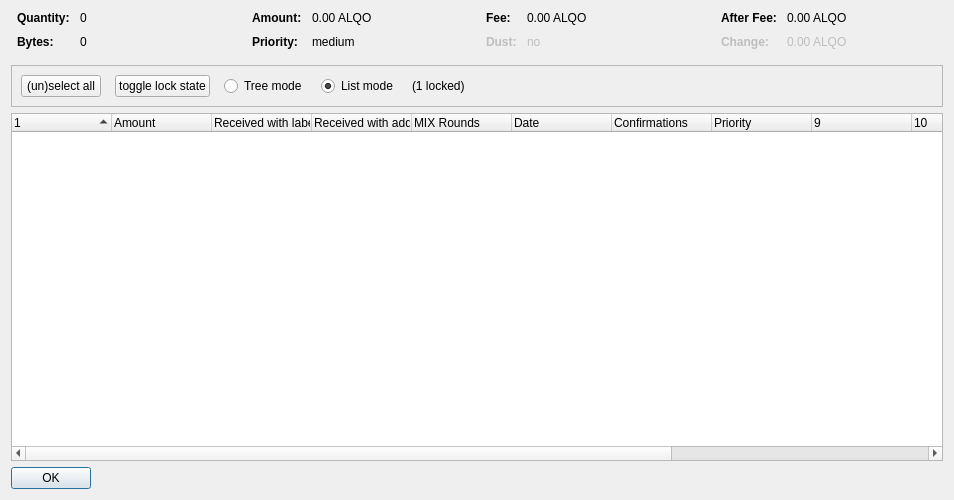
Before: the Qt Designer form src/qt/forms/coincontroldialog.ui in zahidaliayub/alqo, drawn with Qt 5.
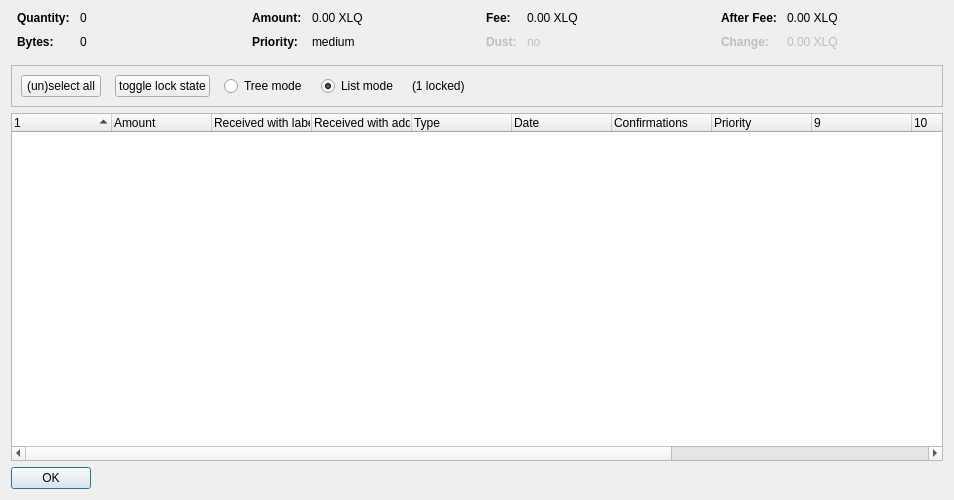
After: the same form once the commit is applied. Custom widgets are drawn as their Qt base class.

The edit to the form file:
```diff
--- a/src/qt/forms/coincontroldialog.ui
+++ b/src/qt/forms/coincontroldialog.ui
@@ -132,7 +132,7 @@
           <enum>Qt::ActionsContextMenu</enum>
          </property>
          <property name="text">
-          <string notr="true">0.00 ALQO</string>
+          <string notr="true">0.00 XLQ</string>
          </property>
          <property name="textInteractionFlags">
           <set>Qt::LinksAccessibleByMouse|Qt::TextSelectableByKeyboard|Qt::TextSelectableByMouse</set>
@@ -206,7 +206,7 @@
           <enum>Qt::ActionsContextMenu</enum>
          </property>
          <property name="text">
-          <string notr="true">0.00 ALQO</string>
+          <string notr="true">0.00 XLQ</string>
          </property>
          <property name="textInteractionFlags">
           <set>Qt::LinksAccessibleByMouse|Qt::TextSelectableByKeyboard|Qt::TextSelectableByMouse</set>
@@ -286,7 +286,7 @@
           <enum>Qt::ActionsContextMenu</enum>
          </property>
          <property name="text">
-          <string notr="true">0.00 ALQO</string>
+          <string notr="true">0.00 XLQ</string>
          </property>
          <property name="textInteractionFlags">
           <set>Qt::LinksAccessibleByMouse|Qt::TextSelectableByKeyboard|Qt::TextSelectableByMouse</set>
@@ -321,7 +321,7 @@
           <enum>Qt::ActionsContextMenu</enum>
          </property>
          <property name="text">
-          <string notr="true">0.00 ALQO</string>
+          <string notr="true">0.00 XLQ</string>
          </property>
          <property name="textInteractionFlags">
           <set>Qt::LinksAccessibleByMouse|Qt::TextSelectableByKeyboard|Qt::TextSelectableByMouse</set>
@@ -477,7 +477,7 @@
      </column>
      <column>
       <property name="text">
-       <string>MIX Rounds</string>
+       <string>Type</string>
       </property>
      </column>
      <column>
```
